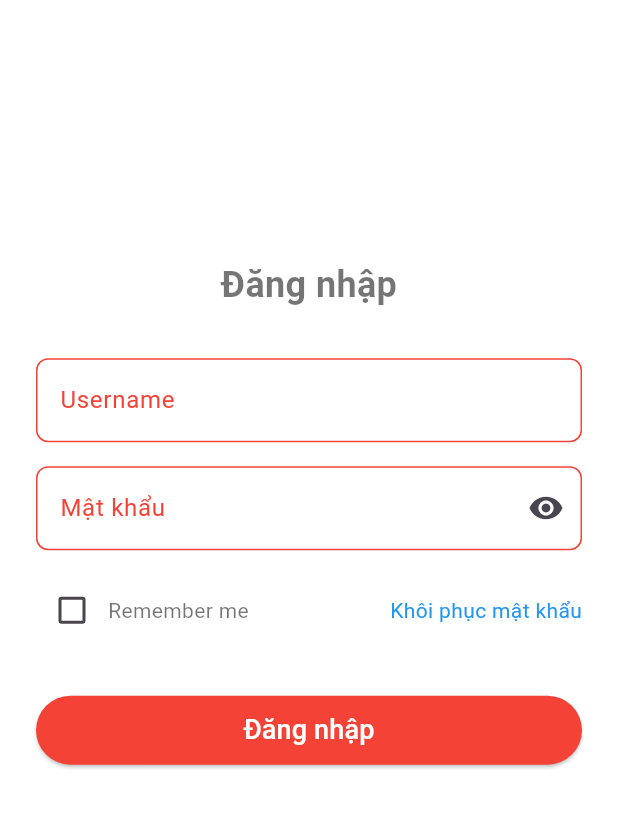
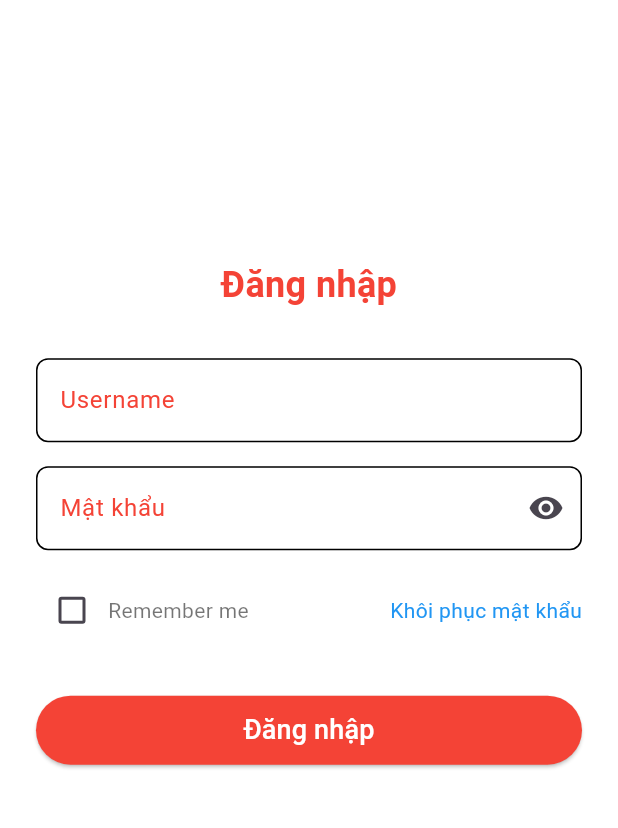
Before and after one commit to server-craftsman/swd392-mobile-electrical-preorder-system, a Flutter app: the LoginPage screen opened by its route, on a phone screen of 412 x 824 dp, the part 72-900 px from its top. Run offline on Flutter 3.47's test engine with Material 3 defaults, Android fonts, the phone set to English and light mode, and no system bars; our stand-ins replace dio, firebase_core, firebase_messaging, flutter_svg, go_router, shared_preferences; accounts and stored records are empty.

Commit message:
[NguyenDanHuy_26.02.2025] style: Update login page text color and input border color

```diff
--- a/lib/features/auth/login_page.dart
+++ b/lib/features/auth/login_page.dart
@@ -103,7 +103,11 @@ class _LoginPageState extends State<LoginPage> {
                 ), // 20% of the screen height
                 Text(
                   'Đăng nhập',
-                  style: TextStyle(fontSize: 24, fontWeight: FontWeight.bold),
+                  style: TextStyle(
+                    fontSize: 24,
+                    fontWeight: FontWeight.bold,
+                    color: Colors.red,
+                  ),
                 ),
                 SizedBox(height: 32),
                 _buildConstrainedTextField(
@@ -327,11 +331,11 @@ class _LoginPageState extends State<LoginPage> {
           border: OutlineInputBorder(borderRadius: BorderRadius.circular(8)),
           focusedBorder: OutlineInputBorder(
             borderRadius: BorderRadius.circular(8),
-            borderSide: BorderSide(color: Colors.red),
+            borderSide: BorderSide(color: Colors.black),
           ),
           enabledBorder: OutlineInputBorder(
             borderRadius: BorderRadius.circular(8),
-            borderSide: BorderSide(color: Colors.red),
+            borderSide: BorderSide(color: Colors.black),
           ),
           suffixIcon: suffixIcon,
         ),
```
